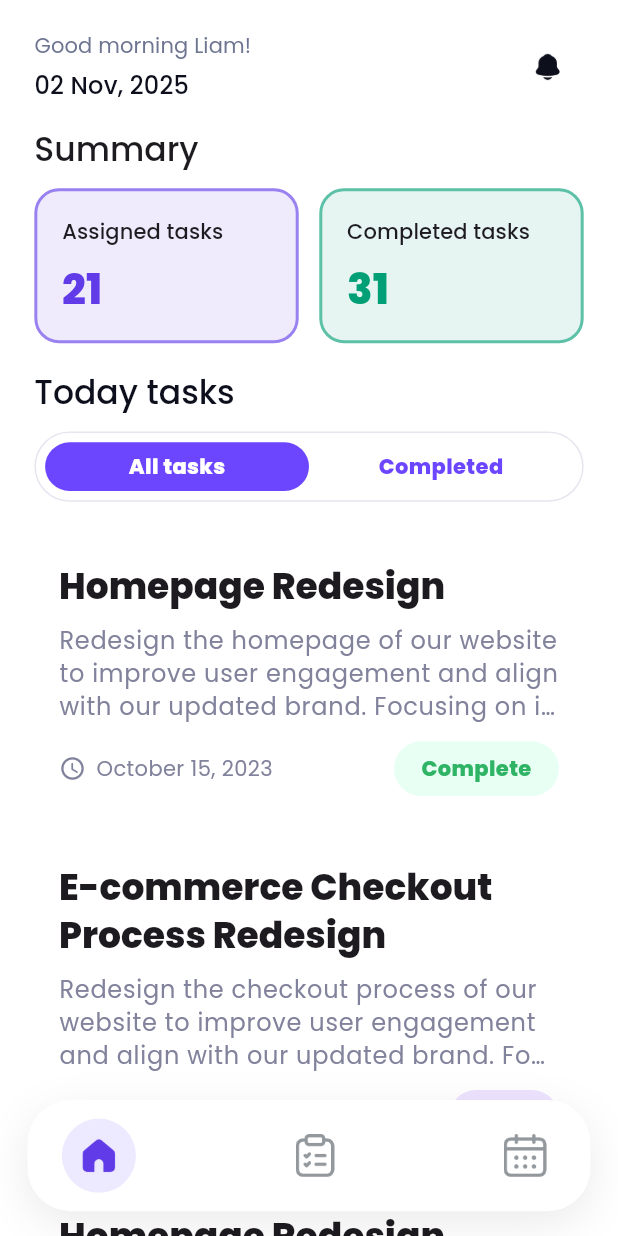
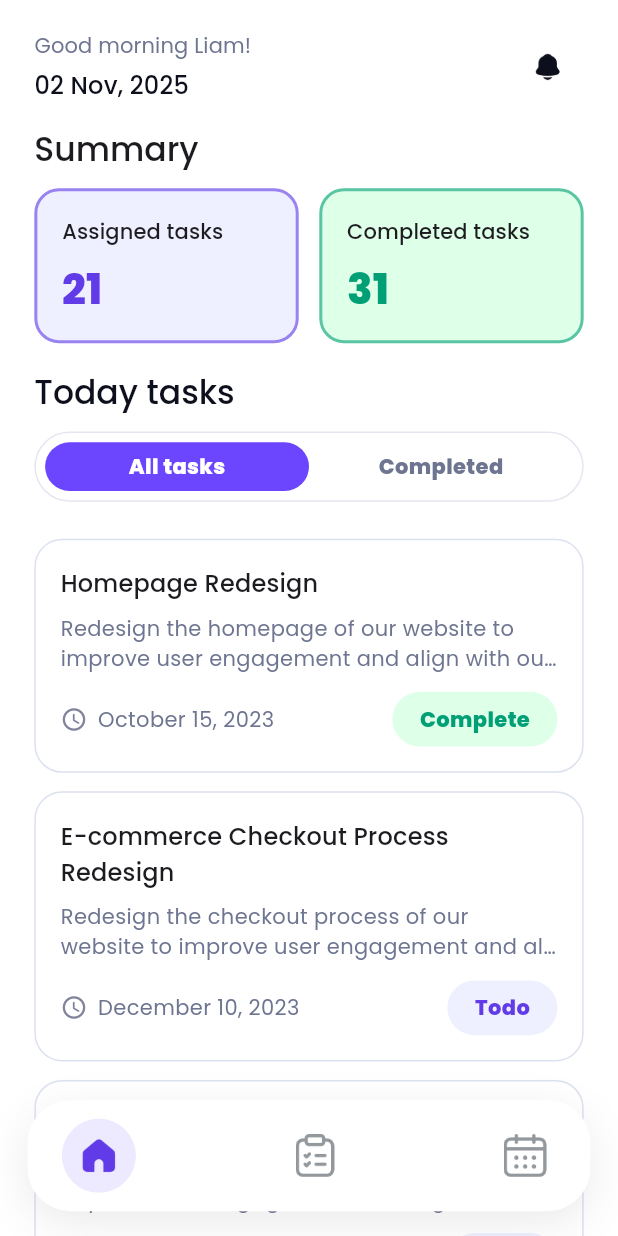
Before and after one commit to abuubaida921/task-management-app, a Flutter app: the screen it shows after launch, on a phone screen of 412 x 824 dp. Run offline on Flutter 3.47's test engine with Material 3 defaults, Android fonts, the phone set to English and light mode, and no system bars; our stand-ins replace connectivity_plus, flutter_easyloading, flutter_riverpod, flutter_screenutil, fluttertoast, google_fonts and 1 more; accounts and stored records are empty.

Commit message:
Homepage UI Modified

```diff
--- a/lib/core/config/app_color.dart
+++ b/lib/core/config/app_color.dart
@@ -91,4 +91,5 @@ class AppStaticColor {
   static const Color timeTextColor = Color(0xFF0D101C);
   static const Color greetingTextColor = Color(0xFF6E7591);
   static const Color completedTaskTextColor = Color(0xFF009F76);
+  static const Color taskItemBgColor = Color(0xFFDCE1EF);
 }
--- /dev/null
+++ b/lib/core/enums/task_status_enum.dart
@@ -0,0 +1 @@
+enum TaskStatus { todo, complete }
--- /dev/null
+++ b/lib/core/utils/month_helper.dart
@@ -0,0 +1,17 @@
+String getMonthName(int month) {
+  const months = [
+    'Jan',
+    'Feb',
+    'Mar',
+    'Apr',
+    'May',
+    'Jun',
+    'Jul',
+    'Aug',
+    'Sep',
+    'Oct',
+    'Nov',
+    'Dec',
+  ];
+  return months[month - 1];
+}
--- a/lib/features/dashboard/view/dashboard_screen.dart
+++ b/lib/features/dashboard/view/dashboard_screen.dart
@@ -2,6 +2,13 @@ import 'package:flutter/material.dart';
 import 'package:flutter_riverpod/flutter_riverpod.dart';
 import 'package:flutter_screenutil/flutter_screenutil.dart';
 import 'package:razinsoft_task_management/core/config/app_color.dart';
+
+import '../../../core/enums/task_status_enum.dart';
+import '../../../core/utils/month_helper.dart';
+import '../widgets/placeholder_widget.dart';
+import '../widgets/summarycard_widget.dart';
+import '../widgets/taskcard_widget.dart';
+import '../widgets/tasksegment_widget.dart';
 
 class DashboardScreen extends ConsumerStatefulWidget {
   const DashboardScreen({super.key});
@@ -38,8 +45,8 @@ class _DashboardScreenState extends ConsumerState<DashboardScreen> {
                 taskTabIndex: _taskTabIndex,
                 onTabChanged: (i) => setState(() => _taskTabIndex = i),
               ),
-              _PlaceholderPage(title: 'Tasks'),
-              _PlaceholderPage(title: 'Calendar'),
+              PlaceholderPage(title: 'Tasks'),
+              PlaceholderPage(title: 'Calendar'),
             ],
           ),
           // Floating bottom navigation bar
@@ -63,10 +70,7 @@ class _DashboardScreenState extends ConsumerState<DashboardScreen> {
 }
 
 class _FloatingNavBar extends StatelessWidget {
-  const _FloatingNavBar({
-    required this.currentIndex,
-    required this.onChanged,
-  });
+  const _FloatingNavBar({required this.currentIndex, required this.onChanged});
 
   final int currentIndex;
   final ValueChanged<int> onChanged;
@@ -82,7 +86,7 @@ class _FloatingNavBar extends StatelessWidget {
             color: Colors.black.withValues(alpha: 0.08),
             blurRadius: 24,
             offset: const Offset(0, 8),
-          )
+          ),
         ],
       ),
       child: Padding(
@@ -138,7 +142,9 @@ class _NavItem extends StatelessWidget {
         curve: Curves.easeInOut,
         padding: EdgeInsets.all(isActive ? 10.r : 6.r),
         decoration: BoxDecoration(
-          color: isActive ? const Color(0xFF6C46FF).withValues(alpha: 0.12) : Colors.transparent,
+          color: isActive
+              ? const Color(0xFF6C46FF).withValues(alpha: 0.12)
+              : Colors.transparent,
           shape: BoxShape.circle,
         ),
         child: Image.asset(
@@ -152,10 +158,7 @@ class _NavItem extends StatelessWidget {
 }
 
 class _HomePage extends StatelessWidget {
-  const _HomePage({
-    required this.taskTabIndex,
-    required this.onTabChanged,
-  });
+  const _HomePage({required this.taskTabIndex, required this.onTabChanged});
 
   final int taskTabIndex;
   final ValueChanged<int> onTabChanged;
@@ -164,7 +167,8 @@ class _HomePage extends StatelessWidget {
   Widget build(BuildContext context) {
     final theme = Theme.of(context);
     final now = DateTime.now();
-    final dateStr = '${now.day.toString().padLeft(2, '0')} ${_monthName(now.month)}, ${now.year}';
+    final dateStr =
+        '${now.day.toString().padLeft(2, '0')} ${getMonthName(now.month)}, ${now.year}';
 
     return SafeArea(
       child: CustomScrollView(
@@ -202,7 +206,11 @@ class _HomePage extends StatelessWidget {
                       ),
                       IconButton(
                         onPressed: () {},
-                        icon: Image.asset('assets/icons/ic_notification.png', width: 24.r, height: 24.r),
+                        icon: Image.asset(
+                          'assets/icons/ic_notification.png',
+                          width: 24.r,
+                          height: 24.r,
+                        ),
                       ),
                     ],
                   ),
@@ -217,20 +225,22 @@ class _HomePage extends StatelessWidget {
                   Row(
                     children: [
                       Expanded(
-                        child: _SummaryCard(
+                        child: SummaryCard(
                           title: 'Assigned tasks',
                           value: '21',
+                          bgColor: AppStaticColor.assignedTaskBgColor,
                           borderColor: AppStaticColor.primaryColor,
                           valueColor: AppStaticColor.primaryColor,
                         ),
                       ),
                       SizedBox(width: 12.w),
                       Expanded(
-                        child: _SummaryCard(
+                        child: SummaryCard(
                           title: 'Completed tasks',
                           value: '31',
+                          bgColor: AppStaticColor.completedTaskBgColor,
                           borderColor: AppStaticColor.completedTaskTextColor,
-                          valueColor: AppStaticColor.completedTaskTextColor
+                          valueColor: AppStaticColor.completedTaskTextColor,
                         ),
                       ),
                     ],
@@ -240,14 +250,11 @@ class _HomePage extends StatelessWidget {
                     'Today tasks',
                     style: theme.textTheme.titleLarge?.copyWith(
                       fontWeight: FontWeight.w500,
-                      color: AppStaticColor.timeTextColor
+                      color: AppStaticColor.timeTextColor,
                     ),
                   ),
                   SizedBox(height: 12.h),
-                  _TasksSegment(
-                    index: taskTabIndex,
-                    onChanged: onTabChanged,
-                  ),
+                  TasksSegment(index: taskTabIndex, onChanged: onTabChanged),
                   SizedBox(height: 12.h),
                 ],
               ),
@@ -255,18 +262,23 @@ class _HomePage extends StatelessWidget {
           ),
           SliverList.separated(
             itemBuilder: (context, i) {
-              final isComplete = i.isEven && taskTabIndex == 1 || (taskTabIndex == 0 && i % 3 == 0);
-              if (taskTabIndex == 1 && !isComplete) return const SizedBox.shrink();
+              final isComplete =
+                  i.isEven && taskTabIndex == 1 ||
+                  (taskTabIndex == 0 && i % 3 == 0);
+              if (taskTabIndex == 1 && !isComplete)
+                return const SizedBox.shrink();
               return Padding(
                 padding: EdgeInsets.symmetric(horizontal: 20.w),
-                child: _TaskCard(
+                child: TaskCard(
                   title: i % 2 == 0
                       ? 'Homepage Redesign'
                       : 'E-commerce Checkout Process Redesign',
                   description:
                       'Redesign the ${i % 2 == 0 ? 'homepage' : 'checkout process'} of our website to improve user engagement and align with our updated brand. Focusing on improving conversion...',
-                  dateLabel: i % 2 == 0 ? 'October 15, 2023' : 'December 10, 2023',
-                  status: isComplete ? _TaskStatus.complete : _TaskStatus.todo,
+                  dateLabel: i % 2 == 0
+                      ? 'October 15, 2023'
+                      : 'December 10, 2023',
+                  status: isComplete ? TaskStatus.complete : TaskStatus.todo,
                 ),
               );
             },
@@ -278,238 +290,4 @@ class _HomePage extends StatelessWidget {
       ),
     );
   }
-
-  String _monthName(int month) {
-    const months = [
-      'Jan', 'Feb', 'Mar', 'Apr', 'May', 'Jun', 'Jul', 'Aug', 'Sep', 'Oct', 'Nov', 'Dec'
-    ];
-    return months[month - 1];
-  }
 }
-
-class _SummaryCard extends StatelessWidget {
-  const _SummaryCard({
-    required this.title,
-    required this.value,
-    required this.borderColor,
-    required this.valueColor,
-  });
-
-  final String title;
-  final String value;
-  final Color borderColor;
-  final Color valueColor;
-
-  @override
-  Widget build(BuildContext context) {
-    final theme = Theme.of(context);
-    return Container(
-      padding: EdgeInsets.all(16.r),
-      decoration: BoxDecoration(
-        color: borderColor.withValues(alpha: 0.1),
-        borderRadius: BorderRadius.circular(16.r),
-        border: Border.all(color: borderColor.withValues(alpha: 0.6), width: 2),
-      ),
-      child: Column(
-        crossAxisAlignment: CrossAxisAlignment.start,
-        children: [
-          Text(
-            title,
-            style: theme.textTheme.titleSmall?.copyWith(
-              fontWeight: FontWeight.w500,
-            ),
-          ),
-          SizedBox(height: 10.h),
-          Text(
-            value,
-            style: theme.textTheme.headlineMedium?.copyWith(
-              color: valueColor,
-              fontWeight: FontWeight.w800,
-            ),
-          ),
-        ],
-      ),
-    );
-  }
-}
-
-class _TasksSegment extends StatelessWidget {
-  const _TasksSegment({
-    required this.index,
-    required this.onChanged,
-  });
-
-  final int index;
-  final ValueChanged<int> onChanged;
-
-  @override
-  Widget build(BuildContext context) {
-    return Container(
-      padding: EdgeInsets.all(6.r),
-      decoration: BoxDecoration(
-        color: Colors.white,
-        borderRadius: BorderRadius.circular(40.r),
-        border: Border.all(color: const Color(0xFFE6E6F0)),
-      ),
-      child: Row(
-        children: [
-          _SegmentItem(
-            label: 'All tasks',
-            selected: index == 0,
-            onTap: () => onChanged(0),
-          ),
-          _SegmentItem(
-            label: 'Completed',
-            selected: index == 1,
-            onTap: () => onChanged(1),
-          ),
-        ],
-      ),
-    );
-  }
-}
-
-class _SegmentItem extends StatelessWidget {
-  const _SegmentItem({
-    required this.label,
-    required this.selected,
-    required this.onTap,
-  });
-
-  final String label;
-  final bool selected;
-  final VoidCallback onTap;
-
-  @override
-  Widget build(BuildContext context) {
-    return Expanded(
-      child: InkWell(
-        borderRadius: BorderRadius.circular(32.r),
-        onTap: onTap,
-        child: AnimatedContainer(
-          duration: const Duration(milliseconds: 200),
-          padding: EdgeInsets.symmetric(vertical: 6.h),
-          decoration: BoxDecoration(
-            color: selected ? const Color(0xFF6C46FF) : Colors.transparent,
-            borderRadius: BorderRadius.circular(32.r),
-          ),
-          alignment: Alignment.center,
-          child: Text(
-            label,
-            style: TextStyle(fontSize: 14,
-              color: selected ? Colors.white : const Color(0xFF6C46FF),
-              fontWeight: FontWeight.w800,
-            ),
-          ),
-        ),
-      ),
-    );
-  }
-}
-
-enum _TaskStatus { todo, complete }
-
-class _TaskCard extends StatelessWidget {
-  const _TaskCard({
-    required this.title,
-    required this.description,
-    required this.dateLabel,
-    required this.status,
-  });
-
-  final String title;
-  final String description;
-  final String dateLabel;
-  final _TaskStatus status;
-
-  @override
-  Widget build(BuildContext context) {
-    final theme = Theme.of(context);
-    return Container(
-      decoration: BoxDecoration(
-        color: Colors.white,
-        borderRadius: BorderRadius.circular(18.r),
-      ),
-      padding: EdgeInsets.all(16.r),
-      child: Column(
-        crossAxisAlignment: CrossAxisAlignment.start,
-        children: [
-          Text(
-            title,
-            style: theme.textTheme.headlineSmall?.copyWith(
-              fontWeight: FontWeight.w800,
-            ),
-          ),
-          SizedBox(height: 8.h),
-          Text(
-            description,
-            maxLines: 3,
-            overflow: TextOverflow.ellipsis,
-            style: theme.textTheme.bodyLarge?.copyWith(
-              color: const Color(0xFF81829B),
-              height: 1.4,
-            ),
-          ),
-          SizedBox(height: 12.h),
-          Row(
-            children: [
-              const Icon(Icons.access_time_rounded, size: 18, color: Color(0xFF81829B)),
-              SizedBox(width: 6.w),
-              Text(
-                dateLabel,
-                style: theme.textTheme.bodyMedium?.copyWith(
-                  color: const Color(0xFF81829B),
-                ),
-              ),
-              const Spacer(),
-              _StatusChip(status: status),
-            ],
-          ),
-        ],
-      ),
-    );
-  }
-}
-
-class _StatusChip extends StatelessWidget {
-  const _StatusChip({required this.status});
-
-  final _TaskStatus status;
-
-  @override
-  Widget build(BuildContext context) {
-    final isComplete = status == _TaskStatus.complete;
-    final bg = isComplete ? const Color(0xFFE8FFF3) : const Color(0xFFEDE3FF);
-    final fg = isComplete ? const Color(0xFF2FB365) : const Color(0xFF6C46FF);
-    final label = isComplete ? 'Complete' : 'Todo';
-
-    return Container(
-      padding: EdgeInsets.symmetric(horizontal: 16.w, vertical: 8.h),
-      decoration: BoxDecoration(
-        color: bg,
-        borderRadius: BorderRadius.circular(20.r),
-      ),
-      child: Text(
-        label,
-        style: TextStyle(
-          color: fg,
-          fontWeight: FontWeight.w800,
-        ),
-      ),
-    );
-  }
-}
-
-class _PlaceholderPage extends StatelessWidget {
-  const _PlaceholderPage({required this.title});
-  final String title;
-
-  @override
-  Widget build(BuildContext context) {
-    return SafeArea(
-      child: Center(
-        child: Text(title, style: Theme.of(context).textTheme.headlineMedium),
-      ),
-    );
-  }
-}
--- /dev/null
+++ b/lib/features/dashboard/widgets/placeholder_widget.dart
@@ -0,0 +1,14 @@
+import 'package:flutter/material.dart';
+class PlaceholderPage extends StatelessWidget {
+  const PlaceholderPage({super.key, required this.title});
+  final String title;
+
+  @override
+  Widget build(BuildContext context) {
+    return SafeArea(
+      child: Center(
+        child: Text(title, style: Theme.of(context).textTheme.headlineMedium),
+      ),
+    );
+  }
+}
--- /dev/null
+++ b/lib/features/dashboard/widgets/segment_item_widget.dart
@@ -0,0 +1,43 @@
+
+import 'package:flutter/material.dart';
+import 'package:flutter_screenutil/flutter_screenutil.dart';
+import 'package:razinsoft_task_management/core/config/app_color.dart';
+
+class SegmentItem extends StatelessWidget {
+  const SegmentItem({
+    required this.label,
+    required this.selected,
+    required this.onTap,
+  });
+
+  final String label;
+  final bool selected;
+  final VoidCallback onTap;
+
+  @override
+  Widget build(BuildContext context) {
+    return Expanded(
+      child: InkWell(
+        borderRadius: BorderRadius.circular(32.r),
+        onTap: onTap,
+        child: AnimatedContainer(
+          duration: const Duration(milliseconds: 200),
+          padding: EdgeInsets.symmetric(vertical: 6.h),
+          decoration: BoxDecoration(
+            color: selected ? const Color(0xFF6C46FF) : Colors.transparent,
+            borderRadius: BorderRadius.circular(32.r),
+          ),
+          alignment: Alignment.center,
+          child: Text(
+            label,
+            style: TextStyle(
+              fontSize: 14,
+              color: selected ? Colors.white : AppStaticColor.greetingTextColor,
+              fontWeight: FontWeight.w800,
+            ),
+          ),
+        ),
+      ),
+    );
+  }
+}
--- /dev/null
+++ b/lib/features/dashboard/widgets/statuschip_widget.dart
@@ -0,0 +1,33 @@
+import 'package:flutter/material.dart';
+import 'package:flutter_screenutil/flutter_screenutil.dart';
+
+import '../../../core/config/app_color.dart';
+import '../../../core/enums/task_status_enum.dart';
+class StatusChip extends StatelessWidget {
+  const StatusChip({super.key, required this.status});
+
+  final TaskStatus status;
+
+  @override
+  Widget build(BuildContext context) {
+    final isComplete = status == TaskStatus.complete;
+    final bg = isComplete ? AppStaticColor.completedTaskBgColor
+        : AppStaticColor.assignedTaskBgColor;
+    final fg = isComplete
+        ? AppStaticColor.completedTaskTextColor
+        : AppStaticColor.primaryColor;
+    final label = isComplete ? 'Complete' : 'Todo';
+
+    return Container(
+      padding: EdgeInsets.symmetric(horizontal: 16.w, vertical: 8.h),
+      decoration: BoxDecoration(
+        color: bg,
+        borderRadius: BorderRadius.circular(20.r),
+      ),
+      child: Text(
+        label,
+        style: TextStyle(color: fg, fontWeight: FontWeight.w800),
+      ),
+    );
+  }
+}
--- /dev/null
+++ b/lib/features/dashboard/widgets/summarycard_widget.dart
@@ -0,0 +1,51 @@
+import 'package:flutter/material.dart';
+import 'package:flutter_screenutil/flutter_screenutil.dart';
+
+
+class SummaryCard extends StatelessWidget {
+  const SummaryCard({
+    required this.title,
+    required this.value,
+    required this.borderColor,
+    required this.bgColor,
+    required this.valueColor,
+  });
+
+  final String title;
+  final String value;
+  final Color borderColor;
+  final Color bgColor;
+  final Color valueColor;
+
+  @override
+  Widget build(BuildContext context) {
+    final theme = Theme.of(context);
+    return Container(
+      padding: EdgeInsets.all(16.r),
+      decoration: BoxDecoration(
+        color: bgColor,
+        borderRadius: BorderRadius.circular(16.r),
+        border: Border.all(color: borderColor.withValues(alpha: 0.6), width: 2),
+      ),
+      child: Column(
+        crossAxisAlignment: CrossAxisAlignment.start,
+        children: [
+          Text(
+            title,
+            style: theme.textTheme.titleSmall?.copyWith(
+              fontWeight: FontWeight.w500,
+            ),
+          ),
+          SizedBox(height: 10.h),
+          Text(
+            value,
+            style: theme.textTheme.headlineMedium?.copyWith(
+              color: valueColor,
+              fontWeight: FontWeight.w800,
+            ),
+          ),
+        ],
+      ),
+    );
+  }
+}
--- /dev/null
+++ b/lib/features/dashboard/widgets/taskcard_widget.dart
@@ -0,0 +1,73 @@
+import 'package:flutter/material.dart';
+import 'package:flutter_screenutil/flutter_screenutil.dart';
+import 'package:razinsoft_task_management/features/dashboard/widgets/statuschip_widget.dart';
+
+import '../../../core/config/app_color.dart';
+import '../../../core/enums/task_status_enum.dart';
+class TaskCard extends StatelessWidget {
+  const TaskCard({
+    required this.title,
+    required this.description,
+    required this.dateLabel,
+    required this.status,
+  });
+
+  final String title;
+  final String description;
+  final String dateLabel;
+  final TaskStatus status;
+
+  @override
+  Widget build(BuildContext context) {
+    final theme = Theme.of(context);
+    return Container(
+      decoration: BoxDecoration(
+        color: Colors.white,
+        borderRadius: BorderRadius.circular(18.r,),
+        border: Border.all(color: AppStaticColor.taskItemBgColor, width: 1),
+      ),
+      padding: EdgeInsets.all(16.r),
+      child: Column(
+        crossAxisAlignment: CrossAxisAlignment.start,
+        children: [
+          Text(
+            title,
+            style: theme.textTheme.titleMedium?.copyWith(
+              fontWeight: FontWeight.w500,
+            ),
+          ),
+          SizedBox(height: 8.h),
+          Text(
+            description,
+            maxLines: 2,
+            overflow: TextOverflow.ellipsis,
+            style: theme.textTheme.bodyMedium?.copyWith(
+              color: AppStaticColor.greetingTextColor,
+              height: 1.4,
+              fontWeight: FontWeight.w400,
+            ),
+          ),
+          SizedBox(height: 12.h),
+          Row(
+            children: [
+              const Icon(
+                Icons.access_time_rounded,
+                size: 18,
+                color: Color(0xFF81829B),
+              ),
+              SizedBox(width: 6.w),
+              Text(
+                dateLabel,
+                style: theme.textTheme.bodyMedium?.copyWith(
+                  color: AppStaticColor.greetingTextColor,
+                ),
+              ),
+              const Spacer(),
+              StatusChip(status: status),
+            ],
+          ),
+        ],
+      ),
+    );
+  }
+}
--- /dev/null
+++ b/lib/features/dashboard/widgets/tasksegment_widget.dart
@@ -0,0 +1,36 @@
+import 'package:flutter/material.dart';
+import 'package:flutter_screenutil/flutter_screenutil.dart';
+import 'package:razinsoft_task_management/features/dashboard/widgets/segment_item_widget.dart';
+
+class TasksSegment extends StatelessWidget {
+  const TasksSegment({required this.index, required this.onChanged});
+
+  final int index;
+  final ValueChanged<int> onChanged;
+
+  @override
+  Widget build(BuildContext context) {
+    return Container(
+      padding: EdgeInsets.all(6.r),
+      decoration: BoxDecoration(
+        color: Colors.white,
+        borderRadius: BorderRadius.circular(40.r),
+        border: Border.all(color: const Color(0xFFE6E6F0)),
+      ),
+      child: Row(
+        children: [
+          SegmentItem(
+            label: 'All tasks',
+            selected: index == 0,
+            onTap: () => onChanged(0),
+          ),
+          SegmentItem(
+            label: 'Completed',
+            selected: index == 1,
+            onTap: () => onChanged(1),
+          ),
+        ],
+      ),
+    );
+  }
+}
```
